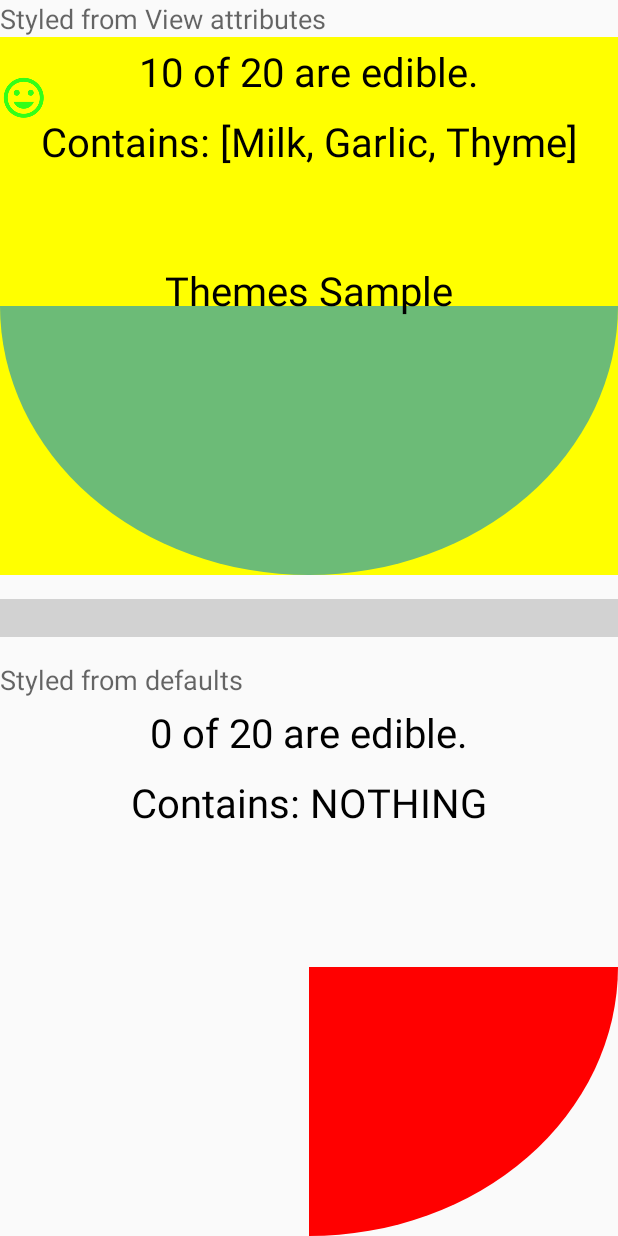
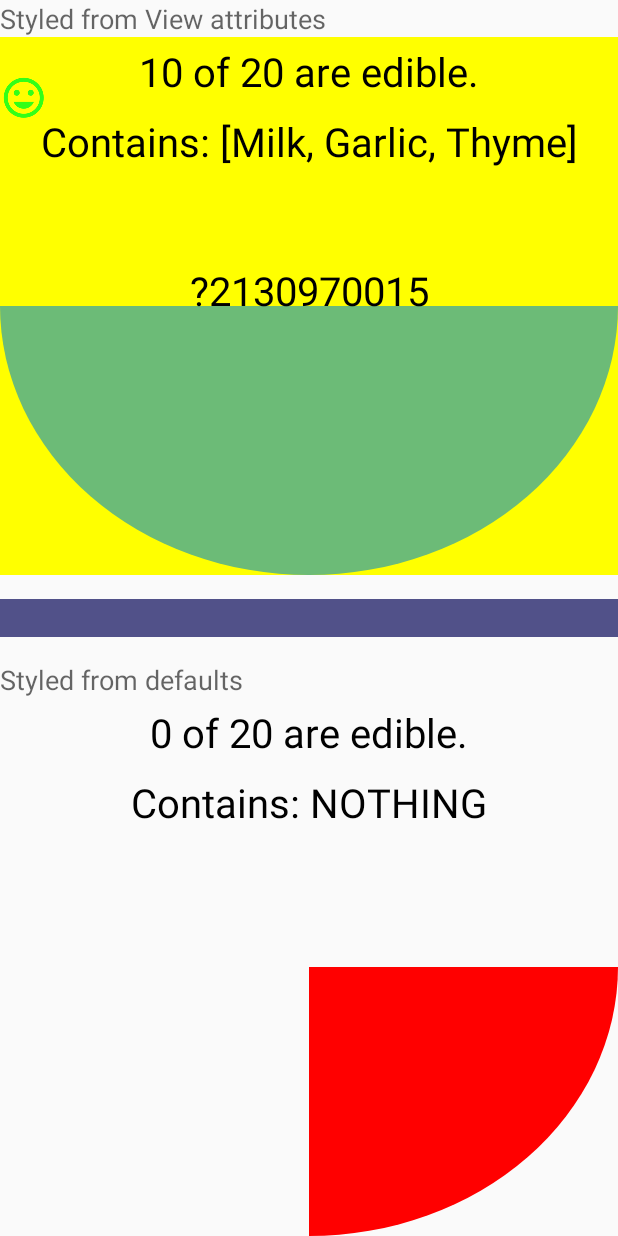
Before and after one commit to MoshDev/ThemesAndStyles, an Android app: the AttributesActivity screen opened directly, with no data from a screen before it, on a phone screen of 412 x 824 dp. Run offline under Robolectric (Android 15) with nearby library versions, the phone set to English and light mode, and no system bars.

Commit message:
add general theme attribute

```diff
--- a/app/src/main/java/com/github/moshdev/themessample/attributes/CheeseView.java
+++ b/app/src/main/java/com/github/moshdev/themessample/attributes/CheeseView.java
@@ -59,6 +59,8 @@ public class CheeseView extends View {
 
   public CheeseView(Context context, @Nullable AttributeSet attrs) {
     super(context, attrs);
+    context.obtainStyledAttributes(attrs, R.styleable.CheeseView, R.attr.actionBarSplitStyle,
+        R.style.AppTheme_StyleVsTheme);
 
     TypedArray typedArray = context.obtainStyledAttributes(attrs, R.styleable.CheeseView);
 
--- a/app/src/main/res/layout/activity_attributes.xml
+++ b/app/src/main/res/layout/activity_attributes.xml
@@ -23,7 +23,7 @@
     app:cheese_type="normal"
     app:ingredients="milk|thyme|garlic"
     app:manufacture_logo="@drawable/ic_action_cheese_company"
-    app:overlay_text="@string/app_name"
+    app:overlay_text="?attr/overlay_text"
     app:portion_color="light"
     app:rats_fraction="50%"
     app:rotten="false"
@@ -34,7 +34,7 @@
     android:layout_height="25dp"
     android:layout_marginBottom="16dp"
     android:layout_marginTop="16dp"
-    android:background="#3333"/>
+    android:background="?attr/my_favorite_color"/>
 
   <TextView
     android:layout_width="match_parent"
--- a/app/src/main/res/values/attrs.xml
+++ b/app/src/main/res/values/attrs.xml
@@ -30,4 +30,6 @@
 
   </declare-styleable>
 
+  <attr name="my_favorite_color" format="color"/>
+
 </resources>
--- a/app/src/main/res/values/styles.xml
+++ b/app/src/main/res/values/styles.xml
@@ -7,6 +7,8 @@
     <item name="colorPrimary">@color/colorPrimary</item>
     <item name="colorPrimaryDark">@color/colorPrimaryDark</item>
     <item name="colorAccent">@color/colorAccent</item>
+    <item name="my_favorite_color">#d02b2b70</item>
+
   </style>
 
   <style name="AppTheme.NoActionBar">
```
